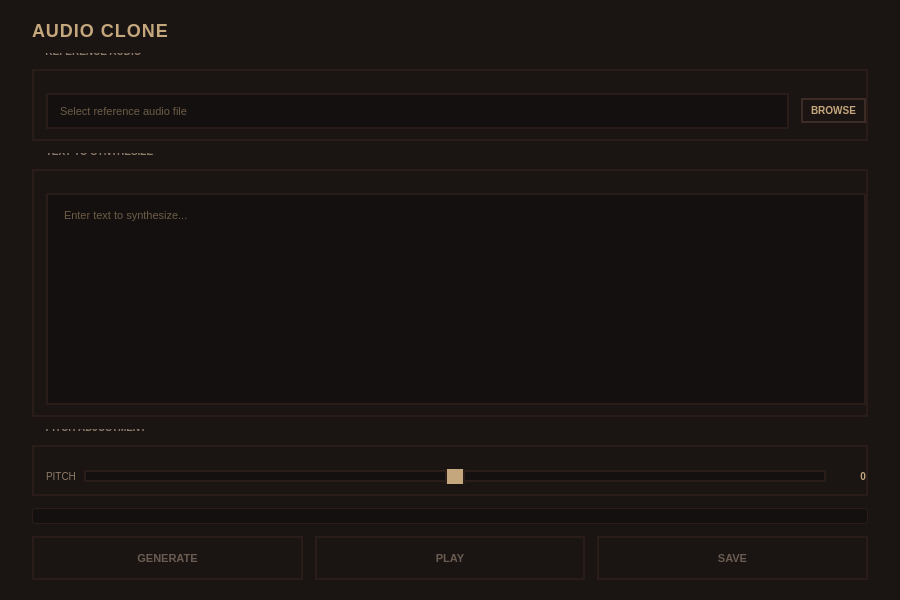
First picture: the form in ui/audio_clone.ui, repository 3uyuan1ee/CosyVoice_app, before the edit.
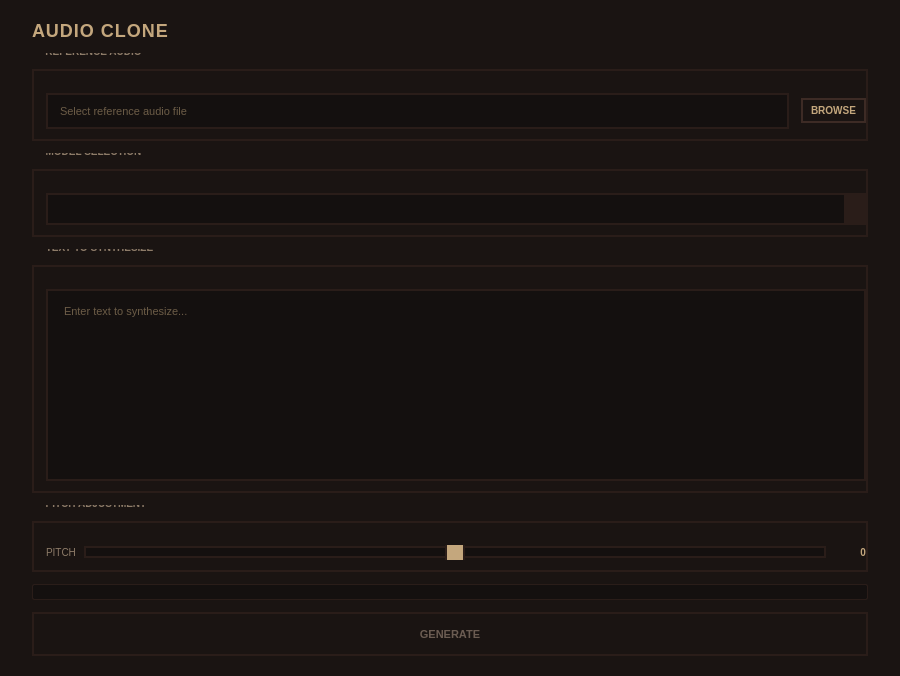
Second picture: the form after the edit.

What changed in the file:
```diff
--- a/ui/audio_clone.ui
+++ b/ui/audio_clone.ui
@@ -258,6 +258,83 @@
         </layout>
        </widget>
       </item>
+      <item>
+       <widget class="QGroupBox" name="modelGroup">
+        <property name="title">
+         <string>MODEL SELECTION</string>
+        </property>
+        <property name="minimumHeight">
+         <number>60</number>
+        </property>
+        <layout class="QVBoxLayout" name="modelLayout">
+         <property name="spacing">
+          <number>8</number>
+         </property>
+         <property name="leftMargin">
+          <number>0</number>
+         </property>
+         <property name="topMargin">
+          <number>10</number>
+         </property>
+         <property name="rightMargin">
+          <number>0</number>
+         </property>
+         <property name="bottomMargin">
+          <number>10</number>
+         </property>
+         <item>
+          <widget class="QComboBox" name="modelComboBox">
+           <property name="minimumHeight">
+            <number>32</number>
+           </property>
+           <property name="styleSheet">
+            <string notr="true">QComboBox {
+    background: #14100f;
+    color: #c4a77d;
+    border: 2px solid #2a1d19;
+    border-radius: 0px;
+    padding: 6px 10px;
+    font-size: 11px;
+}
+
+QComboBox:hover {
+    border-color: #3d2b25;
+}
+
+QComboBox:focus {
+    border-color: #c4a77d;
+}
+
+QComboBox::drop-down {
+    border: none;
+    background: #2a1d19;
+    width: 20px;
+}
+
+QComboBox::down-arrow {
+    image: none;
+    border: 2px solid #c4a77d;
+    border-top: none;
+    border-right: none;
+    width: 6px;
+    height: 6px;
+    margin-right: 8px;
+}
+
+QComboBox QAbstractItemView {
+    background: #14100f;
+    color: #c4a77d;
+    border: 2px solid #2a1d19;
+    selection-background-color: #3d2b25;
+    selection-color: #e8d5c4;
+    padding: 4px;
+}</string>
+           </property>
+          </widget>
+         </item>
+        </layout>
+       </widget>
+      </item>
       <item>
        <widget class="QGroupBox" name="textGroup">
         <property name="title">
@@ -464,98 +541,6 @@
           </property>
          </widget>
         </item>
-        <item>
-         <widget class="QPushButton" name="btnPlay">
-          <property name="minimumSize">
-           <size>
-            <width>0</width>
-            <height>44</height>
-           </size>
-          </property>
-          <property name="text">
-           <string>PLAY</string>
-          </property>
-          <property name="enabled">
-           <bool>false</bool>
-          </property>
-          <property name="styleSheet">
-           <string notr="true">QPushButton {
-    background: #1a1412;
-    color: #c4a77d;
-    border: 2px solid #3d2b25;
-    border-radius: 0px;
-    font-size: 11px;
-    font-weight: bold;
-    letter-spacing: 0px;
-    padding: 6px 12px;
-    text-align: center;
-}
-
-QPushButton:hover {
-    background: #3d2b25;
-    color: #e8d5c4;
-    border-color: #c4a77d;
-}
-
-QPushButton:pressed {
-    background: #c4a77d;
-    color: #1a1412;
-    border-color: #c4a77d;
-}
-
-QPushButton:disabled {
-    color: #6b5c52;
-    border-color: #2a1d19;
-}</string>
-          </property>
-         </widget>
-        </item>
-        <item>
-         <widget class="QPushButton" name="btnSave">
-          <property name="minimumSize">
-           <size>
-            <width>0</width>
-            <height>44</height>
-           </size>
-          </property>
-          <property name="text">
-           <string>SAVE</string>
-          </property>
-          <property name="enabled">
-           <bool>false</bool>
-          </property>
-          <property name="styleSheet">
-           <string notr="true">QPushButton {
-    background: #1a1412;
-    color: #c4a77d;
-    border: 2px solid #3d2b25;
-    border-radius: 0px;
-    font-size: 11px;
-    font-weight: bold;
-    letter-spacing: 0px;
-    padding: 6px 12px;
-    text-align: center;
-}
-
-QPushButton:hover {
-    background: #3d2b25;
-    color: #e8d5c4;
-    border-color: #c4a77d;
-}
-
-QPushButton:pressed {
-    background: #c4a77d;
-    color: #1a1412;
-    border-color: #c4a77d;
-}
-
-QPushButton:disabled {
-    color: #6b5c52;
-    border-color: #2a1d19;
-}</string>
-          </property>
-         </widget>
-        </item>
        </layout>
       </item>
      </layout>
```
